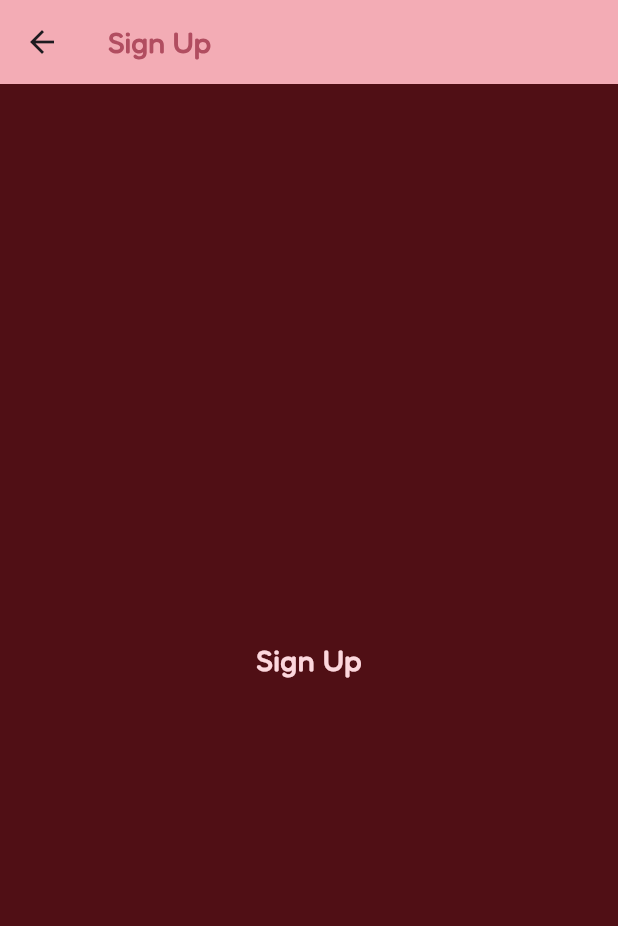
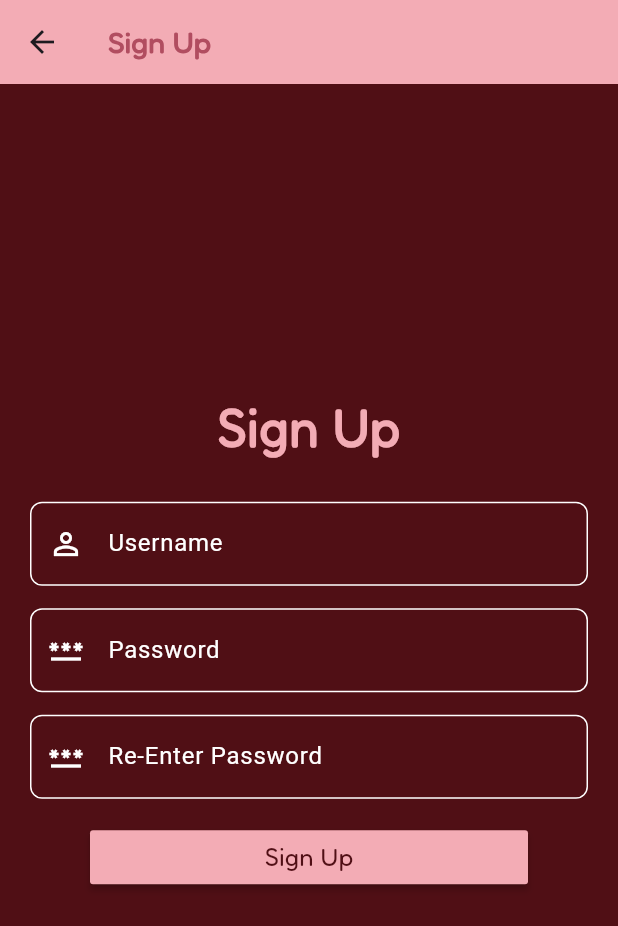
Before and after one commit to elviazamora338/app_2024, a Flutter app: the SignUpScreen screen opened directly, on a phone screen of 412 x 824 dp. Shown: the top 926 px of the screen. Run offline on Flutter 3.47's test engine with Material 3 defaults, Android fonts, the phone set to English and light mode, and no system bars.

Commit message:
Sign up screen

```diff
--- a/lib/screens/sign_up_screen.dart
+++ b/lib/screens/sign_up_screen.dart
@@ -21,23 +21,146 @@ class _SignUpScreenState extends State<SignUpScreen> {
         backgroundColor: const Color(0xFFF3ACB5),
       ),
       backgroundColor: Color(0xFF500F15),
-      body: const Center(
-        child: Column(
+      body: Column(
         mainAxisAlignment: MainAxisAlignment.center,
-          children:
-          [
-            // const SizedBox(height: 80),
-            Text("Sign Up",
+        crossAxisAlignment: CrossAxisAlignment.center,
+        children: [
+          Text(
+            'Sign Up',
             style: TextStyle(
-                color: Color(0xFFFCD7DD),
-                fontSize: 20,
+              fontSize: 35,
+              color:  Color(0xFFF3ACB5),
               fontFamily: "Fredoka",
               fontWeight: FontWeight.bold,
+
             ),
           ),
 
+          Padding(
+            padding: const EdgeInsets.symmetric(vertical: 25.0),
+            child: Form(
+              child: Column(
+                children: [
+
+                  Padding(
+                    padding: const EdgeInsets.symmetric(horizontal: 20.0),
+                    child: TextFormField(
+                      style: TextStyle(color: Colors.white),
+                      keyboardType: TextInputType.emailAddress,
+                      decoration: InputDecoration(
+                        labelText: 'Username',
+                        labelStyle: TextStyle(color: Colors.white),
+                        hintText: 'Enter Username',
+                        hintStyle: TextStyle(color:  Color(0xFFF3ACB5)),
+                        prefixIcon: Icon(Icons.perm_identity, color: Colors.white),
+                        enabledBorder: OutlineInputBorder(
+                          borderRadius: BorderRadius.circular(8.0),
+                          borderSide: BorderSide(color: Colors.white),
+                        ),
+                      ),
+
+                      onChanged: (String value) {
+                          //stores input of field 'Email'
+                      },
+                      validator: (value) {
+                        return value!.isEmpty ? 'Please enter an email' : null;
+                      },
+                    ),
+                  ),
+
+                  //add some space between input fields
+                  SizedBox(height: 15.0),
+
+
+                  Padding(
+                    padding: const EdgeInsets.symmetric(horizontal: 20.0),
+                    child: TextFormField(
+                      style: TextStyle(color: Colors.white),
+                      keyboardType: TextInputType.visiblePassword,
+                      decoration: InputDecoration(
+                        labelText: 'Password',
+                        labelStyle: TextStyle(color: Colors.white),
+                        hintText: 'Enter Password',
+                        hintStyle: TextStyle(color:  Color(0xFFF3ACB5)),
+                        prefixIcon: Icon(Icons.password, color: Colors.white),
+                        enabledBorder: OutlineInputBorder(
+                          borderRadius: BorderRadius.circular(8.0),
+                          borderSide: BorderSide(color: Colors.white),
+                        ),
+                      ),
+
+                      onChanged: (String value) {
+                          //stores input of field 'Password'
+                      },
+                      validator: (value) {
+                        return value!.isEmpty ? 'Please enter a password' : null;
+                      },
+                    ),
+                  ),
+
+                  //add some space between input fields
+                  SizedBox(height: 15.0),
+
+
+                  Padding(
+                    padding: const EdgeInsets.symmetric(horizontal: 20.0),
+                    child: TextFormField(
+                      style: TextStyle(color: Colors.white),
+                      keyboardType: TextInputType.visiblePassword,
+                      decoration: InputDecoration(
+                        labelText: 'Re-Enter Password',
+                        labelStyle: TextStyle(color: Colors.white),
+                        hintText: 'Re-Enter Password',
+                        hintStyle: TextStyle(color:  Color(0xFFF3ACB5)),
+                        prefixIcon: Icon(Icons.password, color: Colors.white),
+                        enabledBorder: OutlineInputBorder(
+                          borderRadius: BorderRadius.circular(8.0),
+                          borderSide: BorderSide(color: Colors.white),
+                        ),
+                      ),
+
+                      onChanged: (String value) {
+                          //stores input of field 'Password'
+                      },
+                      validator: (value) {
+                        return value!.isEmpty ? 'Please enter a password' : null;
+                      },
+                    ),
+                  ),
+
+                  SizedBox(height: 15.0),
+
+                  Padding(
+                    padding: const EdgeInsets.symmetric(horizontal: 60.0),
+                    child: MaterialButton(
+                      minWidth: double.infinity,
+                      onPressed: () {},
+                      child:
+                        Text(
+                          'Sign Up',
+                          style: TextStyle(
+                            fontSize: 17,
+                            color: Color(0xFF500F15),
+                            fontFamily: "Fredoka",
+
+
+                          ),
+                        ),
+                        color:Color(0xFFF3ACB5),
+
+
+
+
+                    ),
+                  ),
                 ],
-        ),
+
+              )
+            ,),
+          )
+
+        ],
+
       ),
     );
   }
```
Lines whose indentation alone changed are shown as unchanged.
